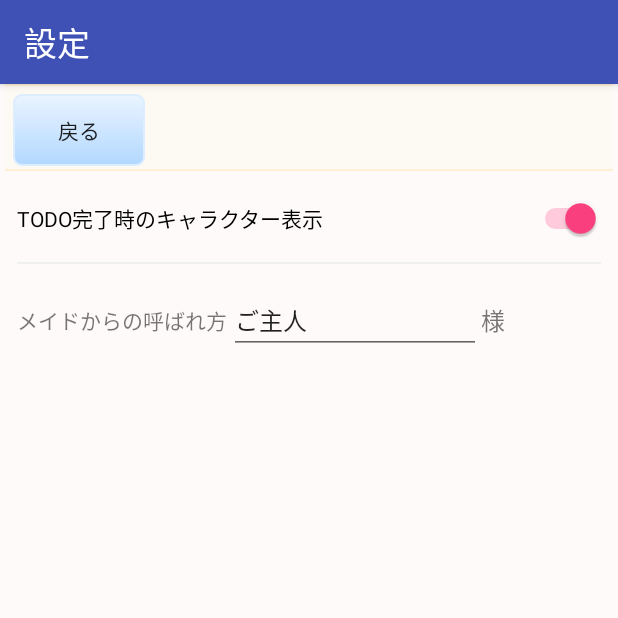
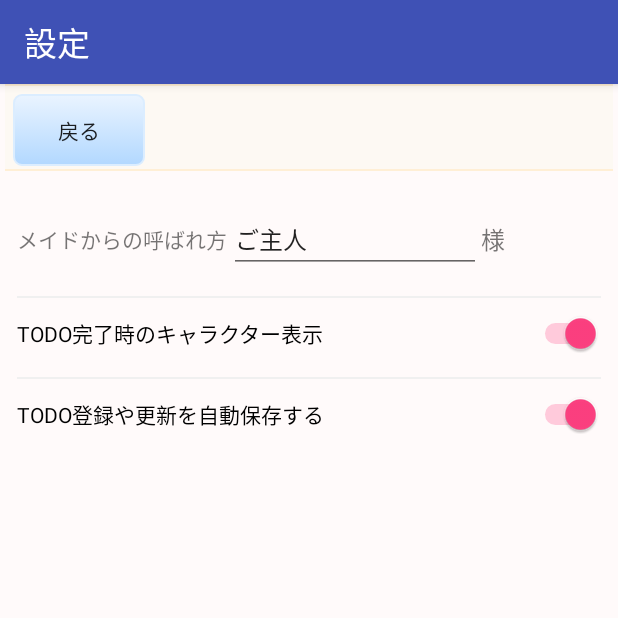
Before and after one commit to ryo-hoshi/TodoSupportLady, an Android app: the ConfigFragment screen opened directly, with no data from a screen before it, on a phone screen of 412 x 824 dp, the top half of it. Run offline under Robolectric (Android 15) with nearby library versions, the phone set to English and light mode, and no system bars.

Commit message:
自動保存対応

```diff
--- a/app/src/main/java/apl/r_m_unt/todosupportlady/config/ConfigFragment.java
+++ b/app/src/main/java/apl/r_m_unt/todosupportlady/config/ConfigFragment.java
@@ -22,6 +22,7 @@ public class ConfigFragment extends Fragment {
 
     private static final String TAG = "ConfigFragment";
     private Switch switchIsShowLadyImage;
+    private Switch switchIsAutoSave;
     private EditText editTextName;
 
     private Button buttonBack;
@@ -40,16 +41,18 @@ public class ConfigFragment extends Fragment {
     public void onViewCreated(View view, Bundle savedInstanceState) {
         super.onViewCreated(view, savedInstanceState);
 
-        // サポート画像表示有無の保存値を画面に設定
+        // サポート画像表示有無、自動保存の保存値を画面に設定
         final SharedPreferenceDataHelper sharedPreferenceData = new SharedPreferenceDataHelper();
         switchIsShowLadyImage = (Switch)getView().findViewById(R.id.switch_show_lady_image);
         switchIsShowLadyImage.setChecked(sharedPreferenceData.isShowLadyImage(getActivity()));
+        switchIsAutoSave = getView().findViewById(R.id.switch_auto_save);
+        switchIsAutoSave.setChecked(sharedPreferenceData.isAutoSave(getActivity()));
 
         // メイドからの呼ばれ方の保存値を画面に設定
         editTextName = (EditText) getView().findViewById(R.id.editText_name);
         editTextName.setText(sharedPreferenceData.getName(getActivity()));
 
-        // サポート画像表示有無の画面設定値を変更したときにローカルファイルに保存
+        // スイッチボタンの設定値を変更したときにローカルファイルに保存
         switchIsShowLadyImage.setOnCheckedChangeListener(
             new CompoundButton.OnCheckedChangeListener() {
                 public void onCheckedChanged(CompoundButton buttonView, boolean isChecked){
@@ -58,6 +61,13 @@ public class ConfigFragment extends Fragment {
             }
         );
 
+        switchIsAutoSave.setOnCheckedChangeListener(
+                new CompoundButton.OnCheckedChangeListener() {
+                    public void onCheckedChanged(CompoundButton buttonView, boolean isChecked){
+                        sharedPreferenceData.setAutoSave(getActivity(), isChecked);
+                    }
+                }
+        );
 
         // 戻るボタン押下時の処理
         buttonBack = (Button)getView().findViewById(R.id.button_config_back);
--- a/app/src/main/java/apl/r_m_unt/todosupportlady/model/SharedPreferenceDataHelper.java
+++ b/app/src/main/java/apl/r_m_unt/todosupportlady/model/SharedPreferenceDataHelper.java
@@ -13,6 +13,7 @@ public class SharedPreferenceDataHelper {
     private static final String CONFIG_DATA = "CONFIG_DATA";
     private static final String TODO_LIST_DATA = "TODO_LIST_DATA";
     private static final String CONFIG_IS_SHOW_LADY_IMAGE = "CONFIG_IS_SHOW_LADY_IMAGE";
+    private static final String CONFIG_IS_AUTO_SAVE = "CONFIG_IS_AUTO_SAVE";
     private static final String CONFIG_NAME = "CONFIG_NAME";
     private static final String TODO_LIST_IS_SHOW_COMPLETED = "TODO_LIST_IS_SHOW_COMPLETED";
 
@@ -27,6 +28,19 @@ public class SharedPreferenceDataHelper {
         SharedPreferences prefs = context.getSharedPreferences(CONFIG_DATA, Context.MODE_PRIVATE);
         SharedPreferences.Editor editor = prefs.edit();
         editor.putBoolean(CONFIG_IS_SHOW_LADY_IMAGE, isShowLadyImage);
+        editor.apply();
+    }
+
+    /**
+     * 自動保存するかどうかを設定
+     * @param context
+     * @param isAutoSave 自動保存するかどうか
+     */
+    public void setAutoSave(Context context, boolean isAutoSave) {
+
+        SharedPreferences prefs = context.getSharedPreferences(CONFIG_DATA, Context.MODE_PRIVATE);
+        SharedPreferences.Editor editor = prefs.edit();
+        editor.putBoolean(CONFIG_IS_AUTO_SAVE, isAutoSave);
         editor.apply();
     }
 
@@ -72,6 +86,19 @@ public class SharedPreferenceDataHelper {
     }
 
     /**
+     * 自動保存設定を取得
+     * @param context
+     * @return 自動保存
+     */
+    public boolean isAutoSave(Context context) {
+
+        // 自動保存設定を取得（初期値は未設定）
+        SharedPreferences prefs = context.getSharedPreferences(CONFIG_DATA, Context.MODE_PRIVATE);
+        boolean isAutoSave = prefs.getBoolean(CONFIG_IS_AUTO_SAVE, true);
+        return isAutoSave;
+    }
+
+    /**
      * メイドからの呼ばれ方を取得
      * @param context
      * @return 呼ばれ方
--- a/app/src/main/java/apl/r_m_unt/todosupportlady/todo/TodoInfo.java
+++ b/app/src/main/java/apl/r_m_unt/todosupportlady/todo/TodoInfo.java
@@ -25,6 +25,11 @@ public class TodoInfo {
                     String title,
                     String detail,
                     int isComplete) {
+        // 自動保存時のタイトル未設定時の対応
+        if (title == null || title.isEmpty()) {
+            title = "タイトル未設定";
+        }
+
         this.id = id;
         this.todoLimit = todoLimit;
         this.title = title;
--- a/app/src/main/res/layout/fragment_config.xml
+++ b/app/src/main/res/layout/fragment_config.xml
@@ -42,19 +42,6 @@
         android:layout_marginBottom="5dp"
         android:layout_width="match_parent"
         android:layout_height="wrap_content">
-        <Switch
-            android:layout_marginTop="10dp"
-            android:id="@+id/switch_show_lady_image"
-            android:layout_width="match_parent"
-            android:layout_height="wrap_content"
-            android:text="@string/config_show_lady_image" />
-
-        <View
-            android:layout_marginTop="15dp"
-            android:layout_width="match_parent"
-            android:layout_height="1dp"
-            android:background="@color/endLine"/>
-
         <LinearLayout
             android:layout_marginTop="15dp"
             android:orientation="horizontal"
@@ -88,5 +75,31 @@
                 android:textSize="16dp"
                 android:text="様" />
         </LinearLayout>
+
+        <View
+            android:layout_marginTop="15dp"
+            android:layout_width="match_parent"
+            android:layout_height="1dp"
+            android:background="@color/endLine"/>
+
+        <Switch
+            android:layout_marginTop="10dp"
+            android:id="@+id/switch_show_lady_image"
+            android:layout_width="match_parent"
+            android:layout_height="wrap_content"
+            android:text="@string/config_show_lady_image" />
+
+        <View
+            android:layout_marginTop="15dp"
+            android:layout_width="match_parent"
+            android:layout_height="1dp"
+            android:background="@color/endLine"/>
+
+        <Switch
+            android:layout_marginTop="10dp"
+            android:id="@+id/switch_auto_save"
+            android:layout_width="match_parent"
+            android:layout_height="wrap_content"
+            android:text="@string/config_auto_save" />
     </LinearLayout>
 </LinearLayout>
--- a/app/src/main/res/values/strings.xml
+++ b/app/src/main/res/values/strings.xml
@@ -51,6 +51,7 @@
     <string name="config_back">戻る</string>
     <string name="config_show_lady_image">TODO完了時のキャラクター表示</string>
     <string name="config_name">メイドからの呼ばれ方</string>
+    <string name="config_auto_save">TODO登録や更新を自動保存する</string>
 
     <string name="message_todo_delete_confirm">TODOを削除しますか?</string>
     <string name="message_todo_delete">TODOを削除しました</string>
```
Also changed, not shown: app/src/main/java/apl/r_m_unt/todosupportlady/todo/TodoDetailFragment.java (+49 -11 lines).
